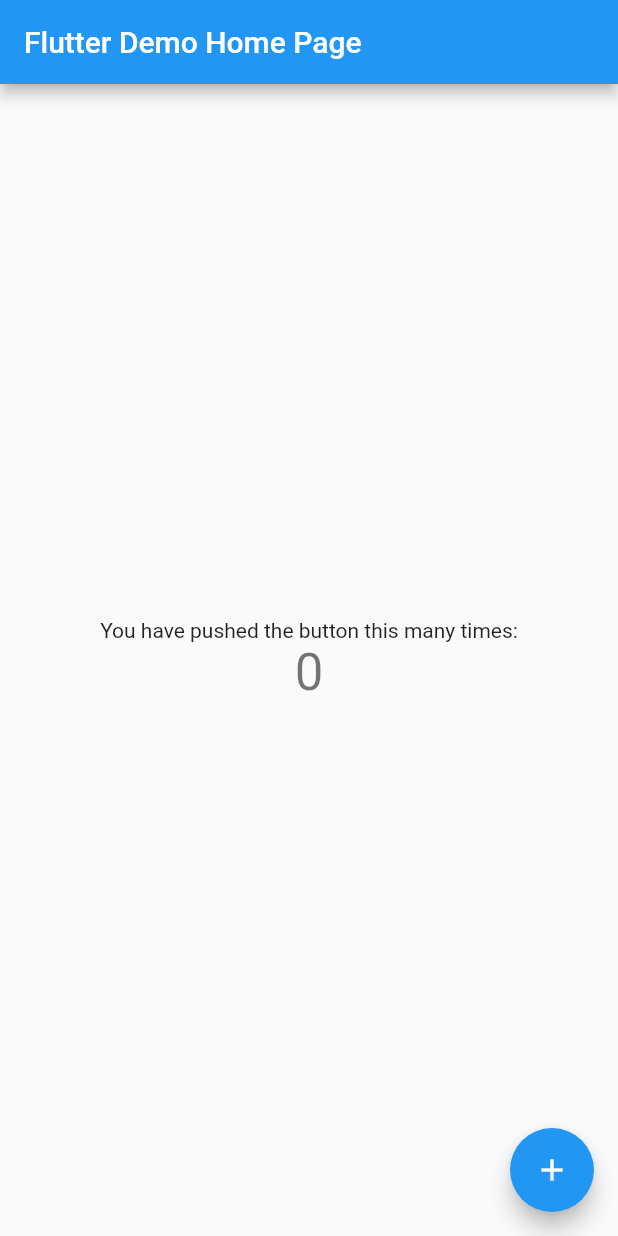
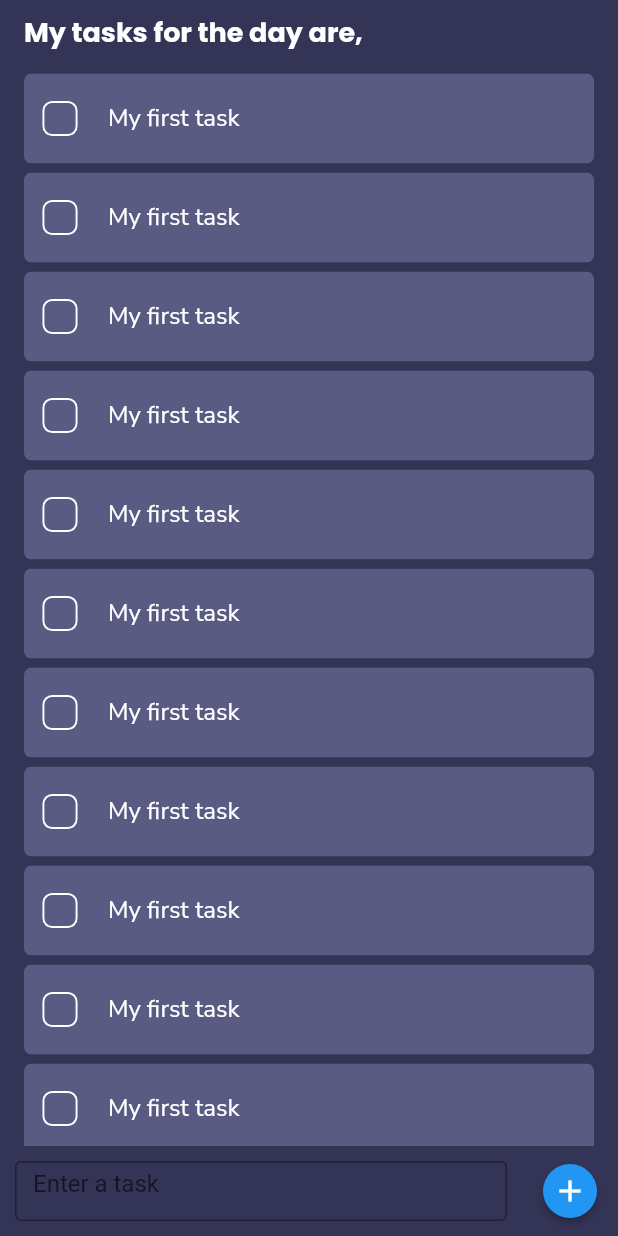
Before and after one commit to shashanknayak96/dit_app, a Flutter app: the screen it shows after launch, on a phone screen of 412 x 824 dp. Run offline on Flutter 3.47's test engine with Material 2 defaults, Android fonts, the light colour scheme and no system bars; our stand-ins replace flutter_markdown, google_fonts; missing offline and left inert: html2md.

Commit message:
added taskbox list and create button

```diff
--- /dev/null
+++ b/lib/components/create_task.dart
@@ -0,0 +1,40 @@
+import 'package:flutter/material.dart';
+import 'package:flutter/services.dart';
+
+class CreateTask extends StatefulWidget {
+  @override
+  State<StatefulWidget> createState() => _CreateTaskState();
+}
+
+class _CreateTaskState extends State<CreateTask> {
+  @override
+  Widget build(BuildContext context) {
+    return Container(
+      color: Theme.of(context).backgroundColor,
+      height: 60,
+      child: Row(
+        children: [
+          Expanded(
+            child: Container(
+              margin: const EdgeInsets.all(10),
+              child: TextField(
+                decoration: InputDecoration(
+                    fillColor: Theme.of(context).primaryColor,
+                    border: const OutlineInputBorder(),
+                    hintText: "Enter a task"),
+              ),
+            ),
+          ),
+          ElevatedButton(
+            onPressed: () {},
+            style: ElevatedButton.styleFrom(
+              shape: const CircleBorder(),
+              // padding: EdgeInsets.all(16),
+            ),
+            child: const Icon(Icons.add),
+          )
+        ],
+      ),
+    );
+  }
+}
--- /dev/null
+++ b/lib/components/menu_bar.dart
@@ -0,0 +1,37 @@
+import 'package:flutter/material.dart';
+import 'package:google_fonts/google_fonts.dart';
+
+class MenuBar extends StatelessWidget {
+  @override
+  Widget build(BuildContext context) {
+    return Container(
+      color: const Color.fromRGBO(44, 51, 51, 1),
+      child: Container(
+        padding: const EdgeInsets.only(
+          left: 16,
+          right: 16,
+          top: 26,
+          bottom: 10,
+        ),
+        child: Column(
+          children: [
+            Row(
+              mainAxisSize: MainAxisSize.max,
+              mainAxisAlignment: MainAxisAlignment.center,
+              children: const <Widget>[
+                Text(
+                  "My tasks for the day",
+                  style: TextStyle(
+                    color: Colors.white,
+                    fontSize: 22,
+                  ),
+                  textAlign: TextAlign.center,
+                ),
+              ],
+            )
+          ],
+        ),
+      ),
+    );
+  }
+}
--- /dev/null
+++ b/lib/components/taskbox.dart
@@ -0,0 +1,90 @@
+import 'package:dit_app/utils/globals.dart';
+import 'package:flutter/material.dart';
+
+class TaskBox extends StatefulWidget {
+  final String value;
+  final bool isChecked;
+
+  const TaskBox({
+    super.key,
+    this.value = '',
+    required this.isChecked,
+  });
+
+  @override
+  State<StatefulWidget> createState() => _TaskBoxState();
+}
+
+class _TaskBoxState extends State<TaskBox> {
+  var isChecked = false;
+
+  @override
+  void initState() {
+    super.initState();
+    isChecked = widget.isChecked == true;
+  }
+
+  @override
+  Widget build(BuildContext context) {
+    return Padding(
+      padding: const EdgeInsets.only(left: 16.0, right: 16.0, top: 6.0),
+      child: ClipRRect(
+        borderRadius: BorderRadius.circular(Globals.borderRadius),
+        child: Container(
+          height: Globals.taskHeight,
+          color: Theme.of(context).primaryColor,
+          child: InkWell(
+            borderRadius: BorderRadius.circular(Globals.borderRadius),
+            onTap: () => {
+              _onCheckChanged(),
+            },
+            child: Row(
+              children: [
+                _buildCheckbox(context),
+                _buildLabel(context),
+              ],
+            ),
+          ),
+        ),
+      ),
+    );
+  }
+
+  Widget _buildCheckbox(BuildContext context) {
+    return Transform.scale(
+      scale: 1.3,
+      child: Checkbox(
+        fillColor: Theme.of(context).checkboxTheme.fillColor,
+        shape: RoundedRectangleBorder(
+          borderRadius: BorderRadius.circular(Globals.borderRadius),
+        ),
+        side: MaterialStateBorderSide.resolveWith(
+          (states) => const BorderSide(
+            width: 1.0,
+            color: Colors.white,
+          ),
+        ),
+        value: isChecked,
+        onChanged: (v) => _onCheckChanged(),
+      ),
+    );
+  }
+
+  Widget _buildLabel(BuildContext context) {
+    return Padding(
+      padding: const EdgeInsets.all(8.0),
+      child: Text(
+        widget.value,
+        style: isChecked
+            ? Theme.of(context).textTheme.headline6
+            : Theme.of(context).textTheme.headline5,
+      ),
+    );
+  }
+
+  _onCheckChanged() {
+    setState(() {
+      isChecked = !isChecked;
+    });
+  }
+}
--- /dev/null
+++ b/lib/components/taskbox_list.dart
@@ -0,0 +1,32 @@
+import 'package:dit_app/components/taskbox.dart';
+import 'package:dit_app/utils/themes.dart';
+import 'package:flutter/material.dart';
+
+class TaskBoxList extends StatefulWidget {
+  const TaskBoxList({super.key});
+
+  @override
+  State<StatefulWidget> createState() => _TaskBoxListState();
+}
+
+class _TaskBoxListState extends State<TaskBoxList> {
+  @override
+  Widget build(BuildContext context) {
+    return Expanded(
+      child: SingleChildScrollView(
+        child: Container(
+            width: MediaQuery.of(context).size.width,
+            color: Theme.of(context).backgroundColor,
+            child: Column(
+              children: [
+                for (var a = 0; a <= 10; a++)
+                  const TaskBox(
+                    value: "My first task",
+                    isChecked: false,
+                  ),
+              ],
+            )),
+      ),
+    );
+  }
+}
--- /dev/null
+++ b/lib/components/taskbox_title.dart
@@ -0,0 +1,22 @@
+import 'package:flutter/material.dart';
+
+class TaskBoxTitle extends StatelessWidget {
+  final myTasksText = "My tasks for the day are, ";
+
+  @override
+  Widget build(BuildContext context) {
+    return Padding(
+      padding: const EdgeInsets.only(
+        left: 16.0,
+        top: 8.0,
+        right: 8.0,
+        bottom: 8.0,
+      ),
+      child: Text(
+        myTasksText,
+        textAlign: TextAlign.left,
+        style: Theme.of(context).textTheme.headline1,
+      ),
+    );
+  }
+}
--- a/lib/main.dart
+++ b/lib/main.dart
@@ -1,4 +1,8 @@
+import 'package:dit_app/pages/homepage.dart';
+import 'package:dit_app/utils/routes.dart';
+import 'package:dit_app/utils/themes.dart';
 import 'package:flutter/material.dart';
+import 'package:flutter/services.dart';
 
 void main() {
   runApp(const MyApp());
@@ -7,109 +11,16 @@
 class MyApp extends StatelessWidget {
   const MyApp({super.key});
 
-  // This widget is the root of your application.
   @override
   Widget build(BuildContext context) {
+    SystemChrome.setEnabledSystemUIMode(SystemUiMode.leanBack);
+
     return MaterialApp(
-      title: 'Flutter Demo',
-      theme: ThemeData(
-        // This is the theme of your application.
-        //
-        // Try running your application with "flutter run". You'll see the
-        // application has a blue toolbar. Then, without quitting the app, try
-        // changing the primarySwatch below to Colors.green and then invoke
-        // "hot reload" (press "r" in the console where you ran "flutter run",
-        // or simply save your changes to "hot reload" in a Flutter IDE).
-        // Notice that the counter didn't reset back to zero; the application
-        // is not restarted.
-        primarySwatch: Colors.blue,
-      ),
-      home: const MyHomePage(title: 'Flutter Demo Home Page'),
+      title: 'DIT',
+      theme: CustomTheme.darkTheme,
+      routes: {DITRoutes.homepage: (context) => const HomePage()},
+      home: const HomePage(),
+      debugShowCheckedModeBanner: false,
     );
   }
 }
-
-class MyHomePage extends StatefulWidget {
-  const MyHomePage({super.key, required this.title});
-
-  // This widget is the home page of your application. It is stateful, meaning
-  // that it has a State object (defined below) that contains fields that affect
-  // how it looks.
-
-  // This class is the configuration for the state. It holds the values (in this
-  // case the title) provided by the parent (in this case the App widget) and
-  // used by the build method of the State. Fields in a Widget subclass are
-  // always marked "final".
-
-  final String title;
-
-  @override
-  State<MyHomePage> createState() => _MyHomePageState();
-}
-
-class _MyHomePageState extends State<MyHomePage> {
-  int _counter = 0;
-
-  void _incrementCounter() {
-    setState(() {
-      // This call to setState tells the Flutter framework that something has
-      // changed in this State, which causes it to rerun the build method below
-      // so that the display can reflect the updated values. If we changed
-      // _counter without calling setState(), then the build method would not be
-      // called again, and so nothing would appear to happen.
-      _counter++;
-    });
-  }
-
-  @override
-  Widget build(BuildContext context) {
-    // This method is rerun every time setState is called, for instance as done
-    // by the _incrementCounter method above.
-    //
-    // The Flutter framework has been optimized to make rerunning build methods
-    // fast, so that you can just rebuild anything that needs updating rather
-    // than having to individually change instances of widgets.
-    return Scaffold(
-      appBar: AppBar(
-        // Here we take the value from the MyHomePage object that was created by
-        // the App.build method, and use it to set our appbar title.
-        title: Text(widget.title),
-      ),
-      body: Center(
-        // Center is a layout widget. It takes a single child and positions it
-        // in the middle of the parent.
-        child: Column(
-          // Column is also a layout widget. It takes a list of children and
-          // arranges them vertically. By default, it sizes itself to fit its
-          // children horizontally, and tries to be as tall as its parent.
-          //
-          // Invoke "debug painting" (press "p" in the console, choose the
-          // "Toggle Debug Paint" action from the Flutter Inspector in Android
-          // Studio, or the "Toggle Debug Paint" command in Visual Studio Code)
-          // to see the wireframe for each widget.
-          //
-          // Column has various properties to control how it sizes itself and
-          // how it positions its children. Here we use mainAxisAlignment to
-          // center the children vertically; the main axis here is the vertical
-          // axis because Columns are vertical (the cross axis would be
-          // horizontal).
-          mainAxisAlignment: MainAxisAlignment.center,
-          children: <Widget>[
-            const Text(
-              'You have pushed the button this many times:',
-            ),
-            Text(
-              '$_counter',
-              style: Theme.of(context).textTheme.headline4,
-            ),
-          ],
-        ),
-      ),
-      floatingActionButton: FloatingActionButton(
-        onPressed: _incrementCounter,
-        tooltip: 'Increment',
-        child: const Icon(Icons.add),
-      ), // This trailing comma makes auto-formatting nicer for build methods.
-    );
-  }
-}
--- /dev/null
+++ b/lib/pages/homepage.dart
@@ -0,0 +1,39 @@
+import 'package:dit_app/components/create_task.dart';
+import 'package:dit_app/components/taskbox_list.dart';
+import 'package:dit_app/components/taskbox_title.dart';
+import 'package:flutter/material.dart';
+import 'package:flutter/services.dart';
+import 'package:flutter_markdown/flutter_markdown.dart';
+import 'package:google_fonts/google_fonts.dart';
+import 'package:html/parser.dart';
+import 'package:html2md/html2md.dart' as html2md;
+
+import '../components/menu_bar.dart';
+import '../components/taskbox.dart';
+
+class HomePage extends StatefulWidget {
+  const HomePage({super.key});
+
+  @override
+  State<StatefulWidget> createState() => _HomePageState();
+}
+
+class _HomePageState extends State<HomePage> {
+  @override
+  Widget build(BuildContext context) {
+    return Scaffold(
+      backgroundColor: Theme.of(context).backgroundColor,
+      body: SafeArea(
+        child: Column(
+          crossAxisAlignment: CrossAxisAlignment.start,
+          children: [
+            TaskBoxTitle(),
+            const TaskBoxList(),
+            // CreateTask(),
+          ],
+        ),
+      ),
+      bottomNavigationBar: CreateTask(),
+    );
+  }
+}
--- /dev/null
+++ b/lib/utils/globals.dart
@@ -0,0 +1,14 @@
+import 'package:flutter/material.dart';
+
+class Globals {
+  // Task height
+  static double taskHeight = 60.0;
+
+  // Global border radius
+  static double borderRadius = 5.0;
+
+  // Dark theme colors
+  static Color white = const Color(0xffffffff);
+  static Color darkPurple = const Color(0xff333456);
+  static Color lightPurple = const Color(0xff595B83);
+}
--- /dev/null
+++ b/lib/utils/routes.dart
@@ -0,0 +1,3 @@
+class DITRoutes {
+  static String homepage = "/home";
+}
--- /dev/null
+++ b/lib/utils/themes.dart
@@ -0,0 +1,39 @@
+import 'package:flutter/material.dart';
+import 'package:google_fonts/google_fonts.dart';
+
+import 'globals.dart';
+
+class CustomTheme {
+  static ThemeData get darkTheme {
+    return ThemeData(
+      backgroundColor: Globals.darkPurple,
+      primaryColor: Globals.lightPurple,
+      textTheme: TextTheme(
+        headline1: TextStyle(
+          color: Globals.white,
+          fontFamily: GoogleFonts.poppins().fontFamily,
+          fontWeight: FontWeight.bold,
+          fontSize: 18.0,
+        ),
+        headline5: TextStyle(
+            color: Globals.white,
+            fontFamily: GoogleFonts.nunitoSans().fontFamily,
+            fontSize: 16.0),
+        headline6: TextStyle(
+            color: Globals.white,
+            fontFamily: GoogleFonts.nunitoSans().fontFamily,
+            fontSize: 16.0,
+            decoration: TextDecoration.lineThrough,
+            decorationThickness: 3),
+      ),
+      unselectedWidgetColor: Globals.white,
+      checkboxTheme: CheckboxThemeData(
+        fillColor: MaterialStateColor.resolveWith(
+          (states) {
+            return Color.fromARGB(1, 1, 1, 0);
+          },
+        ),
+      ),
+    );
+  }
+}
--- a/pubspec.yaml
+++ b/pubspec.yaml
@@ -17,7 +17,7 @@
 # https://developer.apple.com/library/archive/documentation/General/Reference/InfoPlistKeyReference/Articles/CoreFoundationKeys.html
 # In Windows, build-name is used as the major, minor, and patch parts
 # of the product and file versions while build-number is used as the build suffix.
-version: 1.0.0
+version: 1.0.0+1
 
 environment:
   sdk: '>=2.18.0 <3.0.0'
@@ -36,6 +36,8 @@
   # The following adds the Cupertino Icons font to your application.
   # Use with the CupertinoIcons class for iOS style icons.
   cupertino_icons: ^1.0.2
+  google_fonts: ^3.0.1
+
 
 dev_dependencies:
   flutter_test:
```
